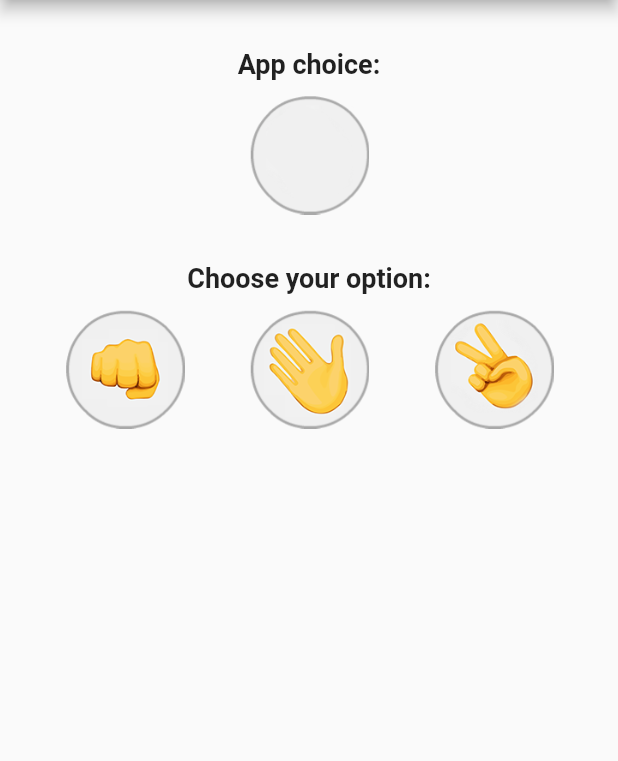
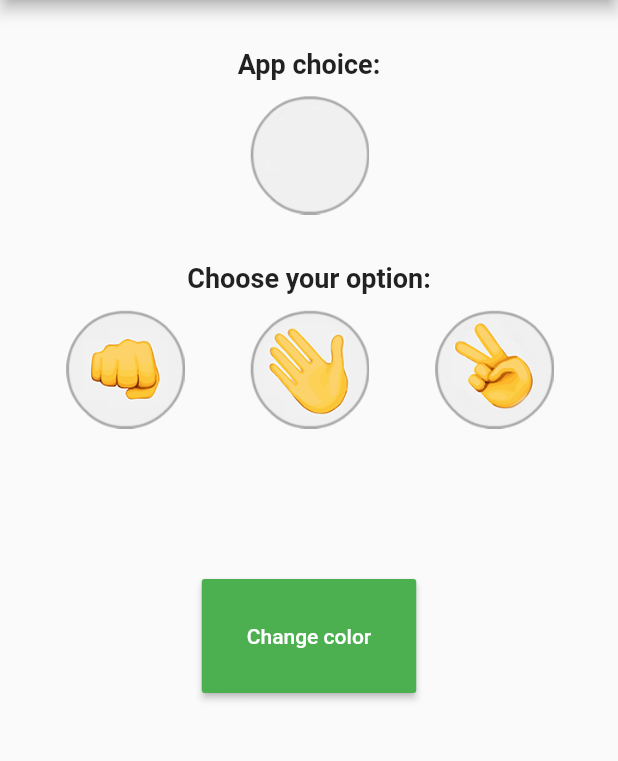
Before and after one commit to alissonzampietro/jokenPo, a Flutter app: the screen it shows after launch, on a phone screen of 412 x 824 dp, the part 84-845 px from its top. Run offline on Flutter 3.47's test engine with Material 2 defaults, Android fonts, the phone set to English and light mode, and no system bars.

Commit message:
feat: change app colors...SOOO FUNNYYYYYYYY YUUUUUPPP

```diff
--- a/lib/Game.dart
+++ b/lib/Game.dart
@@ -1,3 +1,5 @@
+import 'dart:math' show Random;
+
 import 'package:flutter/material.dart';
 
 
@@ -10,6 +12,8 @@ class _GameState extends State<Game> {
 
   final double size = 80.0;
 
+  MaterialAccentColor actualColor;
+
   Text customTitle(String text) {
     return Text(
       text,
@@ -21,12 +25,22 @@ class _GameState extends State<Game> {
     );
   }
 
+  /*
+  * Generating random colors
+  * */
+  void changeThemeColors() {
+      setState(() {
+        this.actualColor = Colors.accents[Random().nextInt(16)];
+    });
+  }
+
   @override
   Widget build(BuildContext context) {
 
     return Scaffold(
       appBar: AppBar(
         title: Text('Joken Po'),
+        backgroundColor: this.actualColor,
       ),
       body: Column(
         crossAxisAlignment: CrossAxisAlignment.center,
@@ -35,9 +49,12 @@ class _GameState extends State<Game> {
             padding: EdgeInsets.only(top: 32, bottom: 10),
             child: customTitle('App choice: '),
           ),
-          Image.asset(
+          GestureDetector(
+            onDoubleTap: changeThemeColors,
+            child: Image.asset(
               'assets/images/padrao.png',
               height: this.size,
+            ),
           ),
           Padding(
             padding: EdgeInsets.only(top: 32, bottom: 10),
@@ -64,6 +81,16 @@ class _GameState extends State<Game> {
                   height: this.size,
               ),
             ],
+          ),
+          Padding(
+              padding: EdgeInsets.only(top: 100),
+              child: RaisedButton(
+                onPressed: this.changeThemeColors,
+                color: Colors.green,
+                textColor: Colors.white,
+                padding: EdgeInsets.all(30),
+                child: Text('Change color'),
+              ),
           )
         ],
       ),
```
Also changed, not shown: 1 other file.
